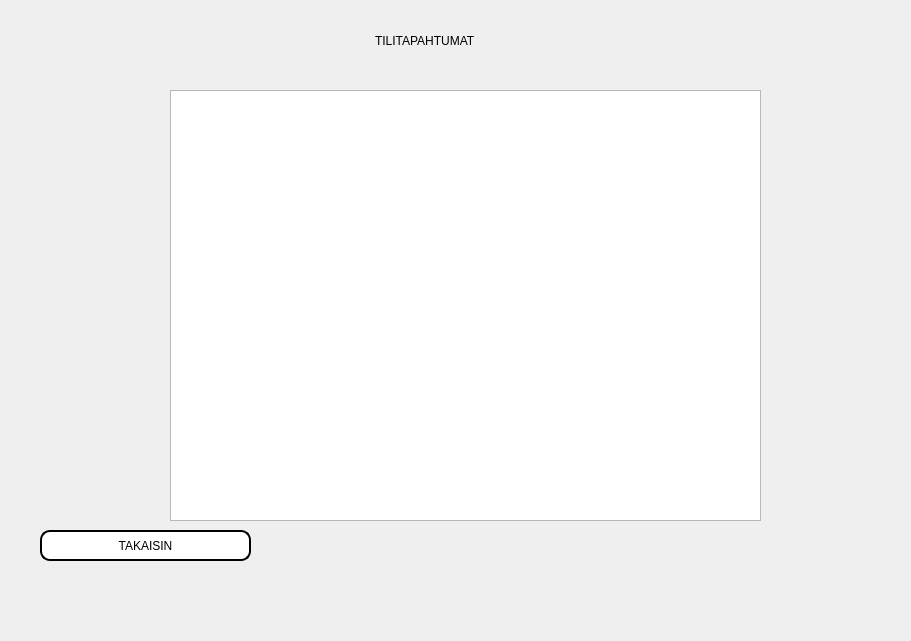
First picture: the form in bank_automat/transactpage.ui, repository tvt20kmo-ohjelmistokehitysprojekti/Group1, before the edit.
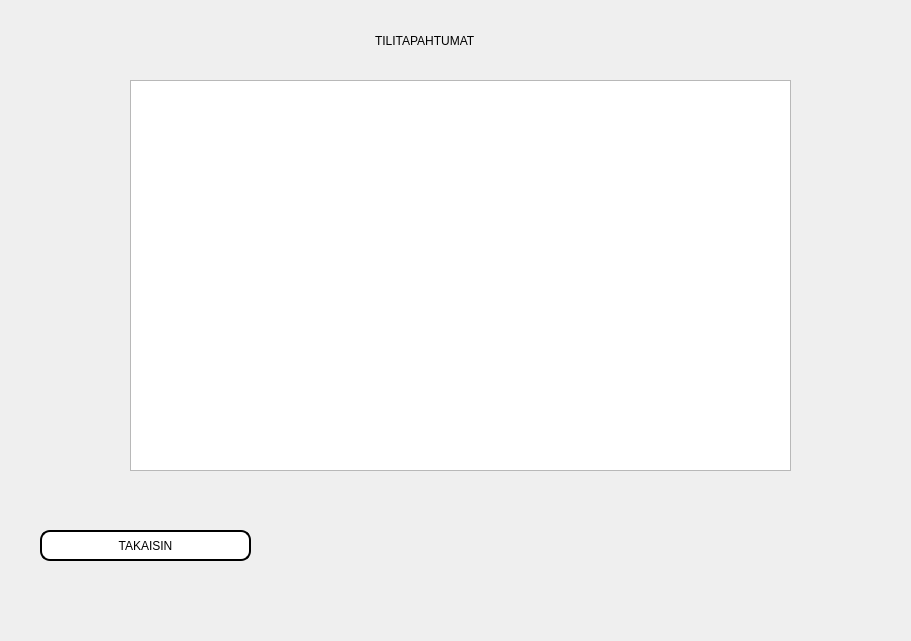
Second picture: the form after the edit.

Commit message: Transact page made

Diff of the .ui file:
```diff
--- a/bank_automat/transactpage.ui
+++ b/bank_automat/transactpage.ui
@@ -44,6 +44,13 @@
 QLabel:focus
 {
 	border-color: red;
+}
+
+QTextBrowser
+{
+	font-size: 28px;
+	font-family: Courier;
+	font-weight: bold;
 }</string>
   </property>
   <widget class="QPushButton" name="Btn_Takaisin">
@@ -81,13 +88,13 @@
     <string>TILITAPAHTUMAT</string>
    </property>
   </widget>
-  <widget class="QListView" name="accountEventsScreen">
+  <widget class="QTextBrowser" name="Text_transacts">
    <property name="geometry">
     <rect>
-     <x>170</x>
-     <y>90</y>
-     <width>591</width>
-     <height>431</height>
+     <x>130</x>
+     <y>80</y>
+     <width>661</width>
+     <height>391</height>
     </rect>
    </property>
   </widget>
```
Left out of the diff: 2 changed lines with no effect on the pictures. The commit also changes 10 other files.
